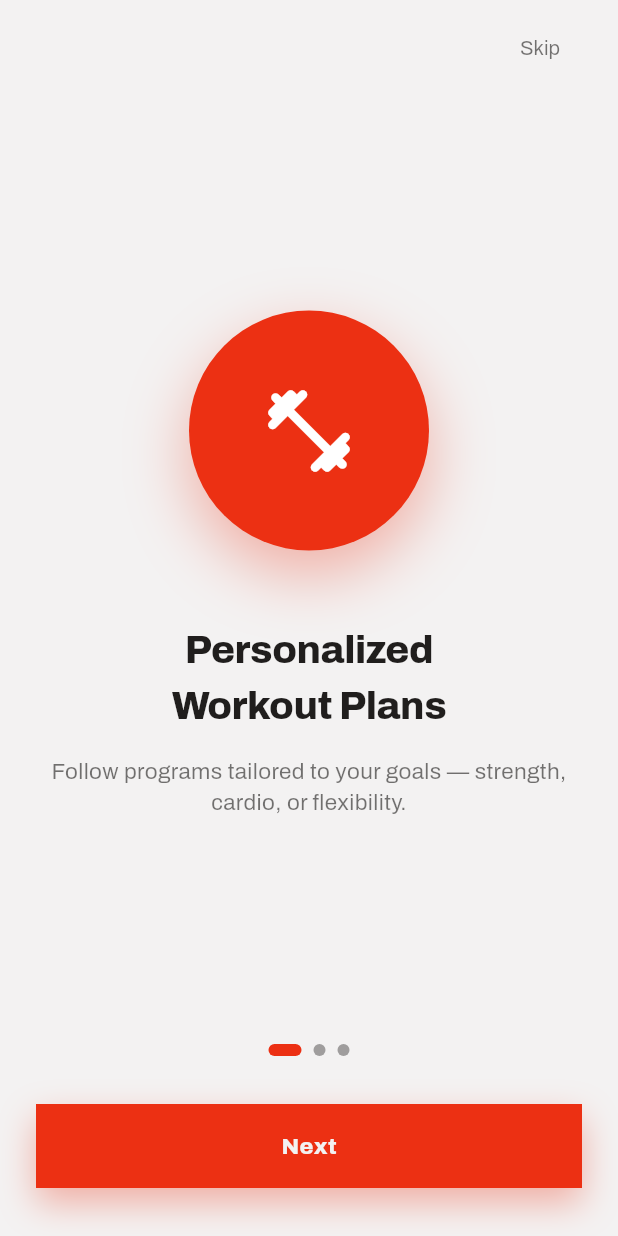
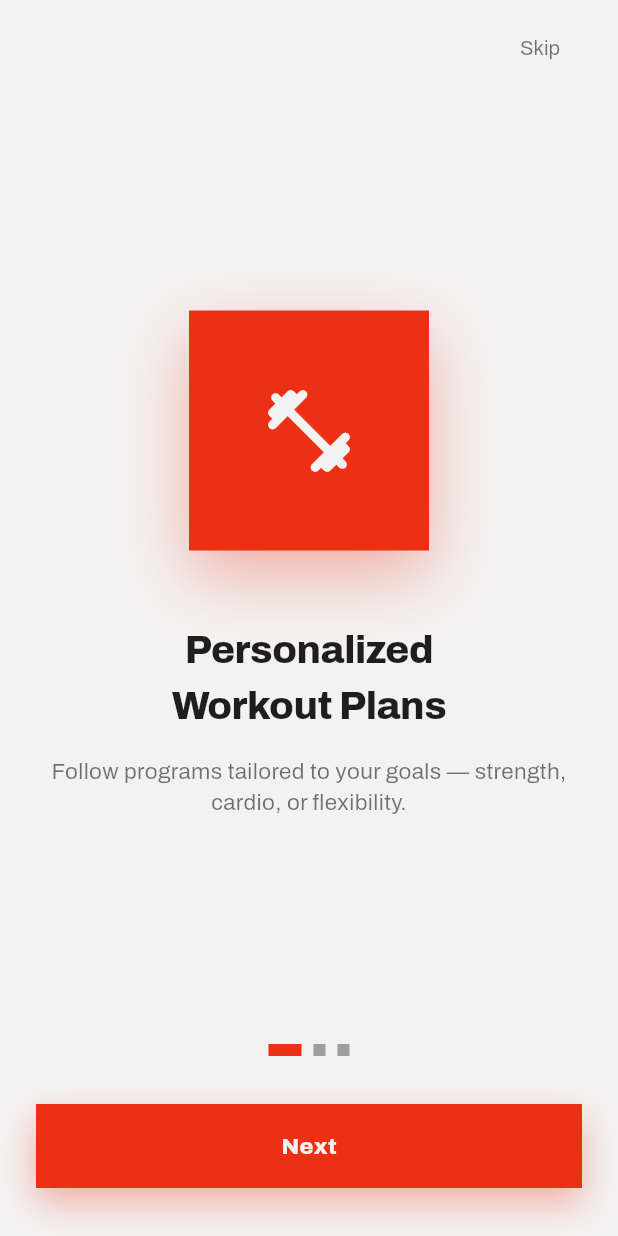
Before and after one commit to SOUMO96/MuscleFactory, a Flutter app: the screen it shows after launch, on a phone screen of 412 x 824 dp. Run offline on Flutter 3.47's test engine with Material 3 defaults, Android fonts, the phone set to English and light mode, and no system bars; our stand-ins replace fl_chart, google_fonts, supabase_flutter; accounts and stored records are empty.

Commit message:
Phase 3 (part 2) of Modernist redesign: sharp-corner sweep
Removed every remaining BorderRadius.circular / BoxShape.circle across
auth screens, survey, onboarding, personal information, and the
workouts screens -- the last of the rounded-corner styling from the
old design, replaced with plain rectangles/squares matching the
Modernist system's 0-radius rule everywhere except the checkbox
(kept a slight 2px radius, a common minor exception even in strict
sharp-corner systems).

Also fixed onboarding's third slide, which hardcoded an off-brand
blue gradient left over from the old multi-color palette -- it now
uses AppColors.heroGradient (ink-toned) with a red icon, staying
within the one-accent system alongside the other two slides.

flutter analyze: 0 issues. flutter test: passing.

Co-Authored-By: Claude Sonnet 5 <noreply@anthropic.com>

```diff
--- a/lib/features/auth/login_screen.dart
+++ b/lib/features/auth/login_screen.dart
@@ -153,7 +153,6 @@ class _LoginScreenState extends State<LoginScreen> {
                 height: 56,
                 decoration: BoxDecoration(
                   gradient: LinearGradient(colors: AppColors.primaryGradient),
-                  borderRadius: BorderRadius.circular(16),
                 ),
                 child: Icon(Icons.bolt_rounded, color: AppColors.background, size: 30),
               ),
@@ -269,12 +268,11 @@ class _SocialButton extends StatelessWidget {
   Widget build(BuildContext context) {
     return Material(
       color: AppColors.surfaceVariant,
-      borderRadius: BorderRadius.circular(14),
       child: InkWell(
-        borderRadius: BorderRadius.circular(14),
         onTap: onTap,
-        child: Padding(
+        child: Container(
           padding: const EdgeInsets.symmetric(vertical: 14),
+          decoration: BoxDecoration(border: Border.all(color: AppColors.divider)),
           child: Row(
             mainAxisAlignment: MainAxisAlignment.center,
             children: [
--- a/lib/features/auth/reset_password_screen.dart
+++ b/lib/features/auth/reset_password_screen.dart
@@ -87,7 +87,6 @@ class _ResetPasswordScreenState extends State<ResetPasswordScreen> {
                 height: 56,
                 decoration: BoxDecoration(
                   gradient: LinearGradient(colors: AppColors.primaryGradient),
-                  borderRadius: BorderRadius.circular(16),
                 ),
                 child: Icon(Icons.lock_reset_rounded, color: AppColors.background, size: 30),
               ),
--- a/lib/features/auth/verify_email_screen.dart
+++ b/lib/features/auth/verify_email_screen.dart
@@ -102,7 +102,6 @@ class _VerifyEmailScreenState extends State<VerifyEmailScreen> {
                 height: 56,
                 decoration: BoxDecoration(
                   gradient: LinearGradient(colors: AppColors.primaryGradient),
-                  borderRadius: BorderRadius.circular(16),
                 ),
                 child: Icon(Icons.mark_email_read_outlined, color: AppColors.background, size: 28),
               ),
--- a/lib/features/auth/verify_login_screen.dart
+++ b/lib/features/auth/verify_login_screen.dart
@@ -101,7 +101,6 @@ class _VerifyLoginScreenState extends State<VerifyLoginScreen> {
                 height: 56,
                 decoration: BoxDecoration(
                   gradient: LinearGradient(colors: AppColors.primaryGradient),
-                  borderRadius: BorderRadius.circular(16),
                 ),
                 child: Icon(Icons.verified_user_outlined, color: AppColors.background, size: 28),
               ),
--- a/lib/features/onboarding/onboarding_screen.dart
+++ b/lib/features/onboarding/onboarding_screen.dart
@@ -6,15 +6,16 @@ import '../../core/widgets/primary_button.dart';
 import '../auth/login_screen.dart';
 
 class _OnboardPage {
-  const _OnboardPage({required this.icon, required this.title, required this.subtitle, required this.gradient});
+  const _OnboardPage({required this.icon, required this.title, required this.subtitle, required this.gradient, required this.iconColor});
   final IconData icon;
   final String title;
   final String subtitle;
   final List<Color> gradient;
+  final Color iconColor;
 }
 
-// A getter, not a const list: the gradients read the current AppColors
-// values, which change at runtime when the theme switches (see
+// A getter, not a const list: the gradients/colors read the current
+// AppColors values, which change at runtime when the theme switches (see
 // AppColors.apply).
 List<_OnboardPage> get _pages => [
       _OnboardPage(
@@ -22,18 +23,21 @@ List<_OnboardPage> get _pages => [
         title: 'Personalized\nWorkout Plans',
         subtitle: 'Follow programs tailored to your goals — strength, cardio, or flexibility.',
         gradient: AppColors.primaryGradient,
+        iconColor: AppColors.background,
       ),
       _OnboardPage(
         icon: Icons.show_chart_rounded,
         title: 'Track Every\nRep & Result',
         subtitle: 'Log workouts and watch your stats, streaks and PRs climb over time.',
         gradient: AppColors.orangeGradient,
+        iconColor: AppColors.background,
       ),
-      const _OnboardPage(
+      _OnboardPage(
         icon: Icons.emoji_events_rounded,
         title: 'Stay Motivated,\nHit Your Goals',
         subtitle: 'Earn achievements and build streaks that keep you coming back.',
-        gradient: [Color(0xFF2E7CF6), Color(0xFF6FB1FF)],
+        gradient: AppColors.heroGradient,
+        iconColor: AppColors.primary,
       ),
     ];
 
@@ -95,12 +99,11 @@ class _OnboardingScreenState extends State<OnboardingScreen> {
                           height: 160,
                           decoration: BoxDecoration(
                             gradient: LinearGradient(colors: page.gradient, begin: Alignment.topLeft, end: Alignment.bottomRight),
-                            shape: BoxShape.circle,
                             boxShadow: [
                               BoxShadow(color: page.gradient.first.withValues(alpha: 0.35), blurRadius: 36, offset: const Offset(0, 16)),
                             ],
                           ),
-                          child: Icon(page.icon, size: 68, color: Colors.white),
+                          child: Icon(page.icon, size: 68, color: page.iconColor),
                         ),
                         const SizedBox(height: 48),
                         Text(page.title, textAlign: TextAlign.center, style: AppTextStyles.h1.copyWith(fontSize: 26)),
@@ -127,7 +130,6 @@ class _OnboardingScreenState extends State<OnboardingScreen> {
                   height: 8,
                   decoration: BoxDecoration(
                     color: active ? AppColors.primary : AppColors.divider,
-                    borderRadius: BorderRadius.circular(4),
                   ),
                 );
               }),
--- a/lib/features/profile/personal_information_screen.dart
+++ b/lib/features/profile/personal_information_screen.dart
@@ -186,7 +186,6 @@ class _GenderChip extends StatelessWidget {
         alignment: Alignment.center,
         decoration: BoxDecoration(
           color: selected ? AppColors.primary : AppColors.card,
-          borderRadius: BorderRadius.circular(14),
           border: Border.all(color: selected ? AppColors.primary : AppColors.divider, width: selected ? 1.5 : 1),
         ),
         child: Text(
--- a/lib/features/splash/splash_screen.dart
+++ b/lib/features/splash/splash_screen.dart
@@ -161,7 +161,6 @@ class _SplashScreenState extends State<SplashScreen> {
               height: 96,
               decoration: BoxDecoration(
                 gradient: LinearGradient(colors: AppColors.primaryGradient),
-                borderRadius: BorderRadius.circular(28),
                 boxShadow: [
                   BoxShadow(color: AppColors.primary.withValues(alpha: 0.4), blurRadius: 30, offset: const Offset(0, 12)),
                 ],
--- a/lib/features/workouts/workout_detail_screen.dart
+++ b/lib/features/workouts/workout_detail_screen.dart
@@ -47,7 +47,6 @@ class WorkoutDetailScreen extends StatelessWidget {
                           padding: const EdgeInsets.all(14),
                           decoration: BoxDecoration(
                             color: AppColors.card,
-                            borderRadius: BorderRadius.circular(18),
                             border: Border.all(color: AppColors.divider),
                           ),
                           child: Row(
@@ -58,7 +57,6 @@ class WorkoutDetailScreen extends StatelessWidget {
                                 alignment: Alignment.center,
                                 decoration: BoxDecoration(
                                   color: AppColors.surfaceVariant,
-                                  borderRadius: BorderRadius.circular(12),
                                 ),
                                 child: Text(
                                   '${i + 1}',
@@ -184,7 +182,6 @@ class _MetaChip extends StatelessWidget {
       padding: const EdgeInsets.symmetric(horizontal: 10, vertical: 6),
       decoration: BoxDecoration(
         color: Colors.black.withValues(alpha: 0.25),
-        borderRadius: BorderRadius.circular(10),
       ),
       child: Row(
         mainAxisSize: MainAxisSize.min,
--- a/lib/features/workouts/workouts_screen.dart
+++ b/lib/features/workouts/workouts_screen.dart
@@ -39,7 +39,6 @@ class _WorkoutsScreenState extends State<WorkoutsScreen> {
                   Text('Workouts', style: AppTextStyles.h1.copyWith(fontSize: 24)),
                   Material(
                     color: AppColors.surfaceVariant,
-                    borderRadius: BorderRadius.circular(14),
                     child: const Padding(
                       padding: EdgeInsets.all(10),
                       child: Icon(Icons.tune_rounded, size: 22),
@@ -77,7 +76,6 @@ class _WorkoutsScreenState extends State<WorkoutsScreen> {
                       alignment: Alignment.center,
                       decoration: BoxDecoration(
                         color: selected ? AppColors.primary : AppColors.card,
-                        borderRadius: BorderRadius.circular(20),
                         border: Border.all(color: selected ? AppColors.primary : AppColors.divider),
                       ),
                       child: Text(
```
Also changed, not shown: lib/features/survey/survey_screen.dart (+0 -10 lines).
